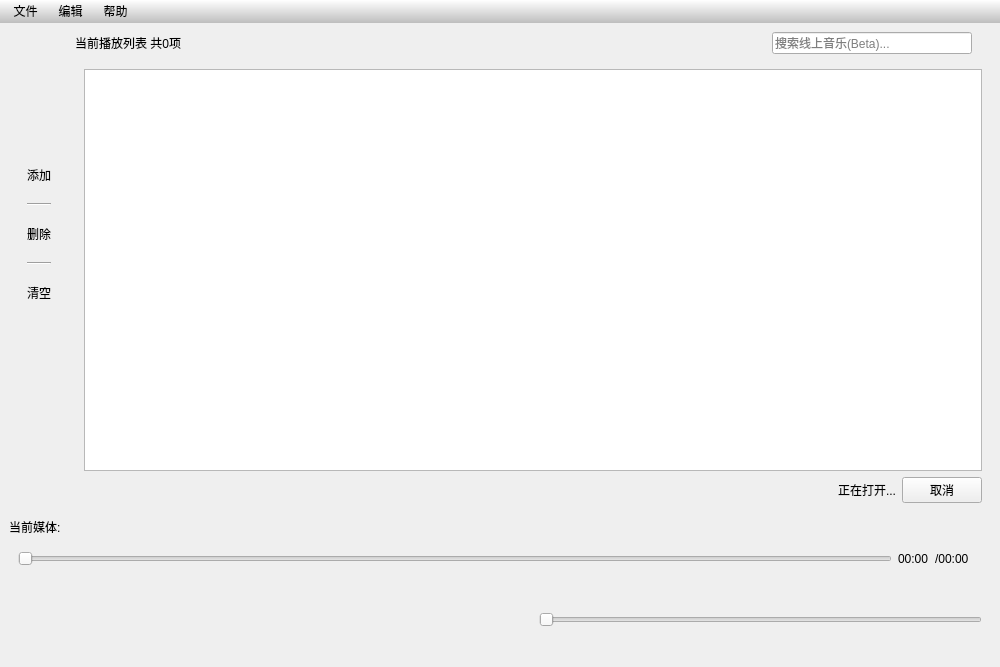
Qt form src/playerwindow.ui (Remaker01/TinyPlayer) before a commit.
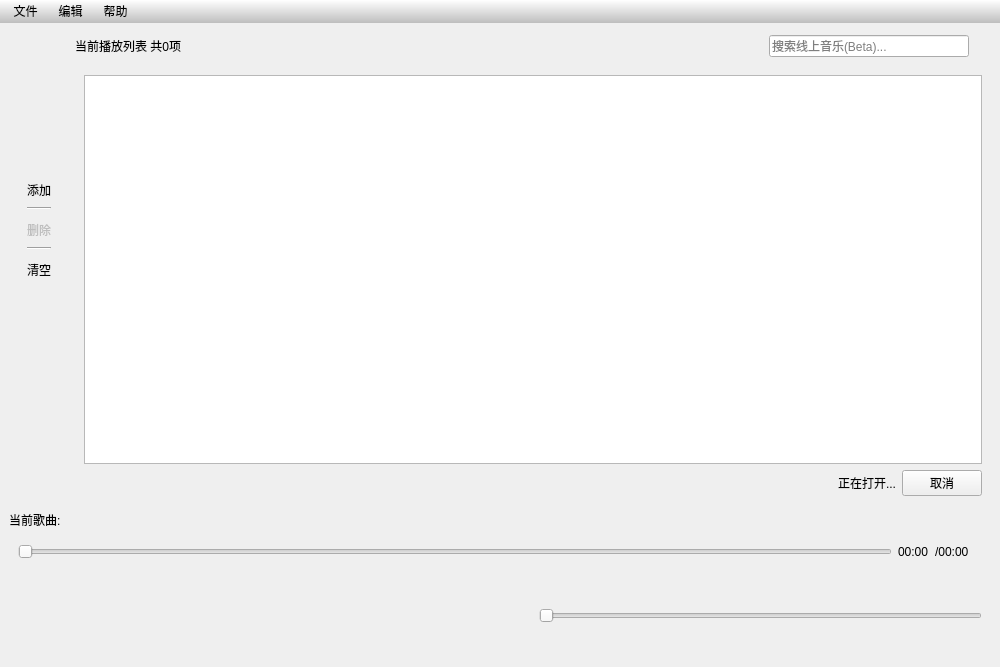
The same form after that commit. Icons and pictures are not drawn. Custom widgets are drawn as their Qt base class.

Commit message: 支持改变播放列表次序，支持从外部打开文件，添加搜索动图

Patch:
```diff
--- a/src/playerwindow.ui
+++ b/src/playerwindow.ui
@@ -39,164 +39,10 @@
     </sizepolicy>
    </property>
    <layout class="QGridLayout" name="gridLayout_2">
-    <item row="8" column="1">
-     <widget class="QLabel" name="mediaLabel">
-      <property name="sizePolicy">
-       <sizepolicy hsizetype="Preferred" vsizetype="Fixed">
-        <horstretch>0</horstretch>
-        <verstretch>0</verstretch>
-       </sizepolicy>
-      </property>
-      <property name="frameShadow">
-       <enum>QFrame::Plain</enum>
-      </property>
-      <property name="lineWidth">
-       <number>0</number>
-      </property>
-     </widget>
-    </item>
-    <item row="10" column="0" colspan="5">
-     <widget class="QWidget" name="middleWidget" native="true">
-      <layout class="QHBoxLayout" name="horizontalLayout_2">
-       <item>
-        <widget class="PlayerSlider" name="progressSlider">
-         <property name="sizePolicy">
-          <sizepolicy hsizetype="Expanding" vsizetype="Preferred">
-           <horstretch>0</horstretch>
-           <verstretch>0</verstretch>
-          </sizepolicy>
-         </property>
-         <property name="maximum">
-          <number>0</number>
-         </property>
-         <property name="orientation">
-          <enum>Qt::Horizontal</enum>
-         </property>
-        </widget>
-       </item>
-       <item>
-        <widget class="QLabel" name="currentLabel">
-         <property name="text">
-          <string>00:00</string>
-         </property>
-        </widget>
-       </item>
-       <item>
-        <widget class="QLabel" name="timeLable">
-         <property name="text">
-          <string>/00:00</string>
-         </property>
-        </widget>
-       </item>
-      </layout>
-     </widget>
-    </item>
-    <item row="0" column="1">
-     <widget class="QLabel" name="curlistLabel">
-      <property name="sizePolicy">
-       <sizepolicy hsizetype="Preferred" vsizetype="Maximum">
-        <horstretch>0</horstretch>
-        <verstretch>0</verstretch>
-       </sizepolicy>
-      </property>
-      <property name="text">
-       <string>当前播放列表 共0项</string>
-      </property>
-     </widget>
-    </item>
-    <item row="0" column="3">
-     <widget class="QLineEdit" name="serachOnlineEdit">
-      <property name="sizePolicy">
-       <sizepolicy hsizetype="Fixed" vsizetype="Fixed">
-        <horstretch>0</horstretch>
-        <verstretch>0</verstretch>
-       </sizepolicy>
-      </property>
-      <property name="minimumSize">
-       <size>
-        <width>200</width>
-        <height>0</height>
-       </size>
-      </property>
-      <property name="focusPolicy">
-       <enum>Qt::ClickFocus</enum>
-      </property>
-      <property name="maxLength">
-       <number>256</number>
-      </property>
-      <property name="placeholderText">
-       <string>搜索线上音乐(Beta)...</string>
-      </property>
-     </widget>
-    </item>
-    <item row="1" column="1" rowspan="5" colspan="5">
-     <widget class="QWidget" name="rightWidget" native="true">
-      <property name="sizePolicy">
-       <sizepolicy hsizetype="Preferred" vsizetype="Preferred">
-        <horstretch>0</horstretch>
-        <verstretch>0</verstretch>
-       </sizepolicy>
-      </property>
-      <layout class="QGridLayout" name="gridLayout">
-       <item row="2" column="2">
-        <widget class="QLabel" name="waitingLabel">
-         <property name="text">
-          <string>正在打开...</string>
-         </property>
-         <property name="alignment">
-          <set>Qt::AlignRight|Qt::AlignTrailing|Qt::AlignVCenter</set>
-         </property>
-        </widget>
-       </item>
-       <item row="2" column="3">
-        <widget class="QPushButton" name="cancelButton">
-         <property name="sizePolicy">
-          <sizepolicy hsizetype="Fixed" vsizetype="Maximum">
-           <horstretch>0</horstretch>
-           <verstretch>0</verstretch>
-          </sizepolicy>
-         </property>
-         <property name="focusPolicy">
-          <enum>Qt::NoFocus</enum>
-         </property>
-         <property name="text">
-          <string>取消</string>
-         </property>
-        </widget>
-       </item>
-       <item row="0" column="2" colspan="2">
-        <widget class="PlayListView" name="playView">
-         <property name="sizePolicy">
-          <sizepolicy hsizetype="Preferred" vsizetype="Expanding">
-           <horstretch>0</horstretch>
-           <verstretch>0</verstretch>
-          </sizepolicy>
-         </property>
-        </widget>
-       </item>
-      </layout>
-     </widget>
-    </item>
-    <item row="0" column="5">
-     <widget class="PlayerButton" name="serachLabel">
-      <property name="sizePolicy">
-       <sizepolicy hsizetype="Maximum" vsizetype="Fixed">
-        <horstretch>0</horstretch>
-        <verstretch>0</verstretch>
-       </sizepolicy>
-      </property>
-      <property name="text">
-       <string/>
-      </property>
-      <property name="pixmap">
-       <pixmap resource="../resource.qrc">:/Icons/images/serach.png</pixmap>
-      </property>
-     </widget>
-    </item>
     <item row="2" column="0" rowspan="2">
      <widget class="QWidget" name="leftWidget" native="true">
       <property name="sizePolicy">
-       <sizepolicy hsizetype="Fixed" vsizetype="Minimum">
+       <sizepolicy hsizetype="Fixed" vsizetype="Fixed">
         <horstretch>0</horstretch>
         <verstretch>0</verstretch>
        </sizepolicy>
@@ -230,8 +76,8 @@
           <enum>QFrame::Raised</enum>
          </property>
          <layout class="QVBoxLayout" name="verticalLayout_2">
-          <property name="spacing">
-           <number>14</number>
+          <property name="sizeConstraint">
+           <enum>QLayout::SetMinimumSize</enum>
           </property>
           <item>
            <widget class="QPushButton" name="addButton">
@@ -250,8 +96,7 @@
 background-repeat:no-repeat;
 border:0px;
 background-position:center center;
-padding-bottom:5px;
-padding-top:5px;
+padding-bottom:2px;
 }
 QPushButton:hover{
 background-color: rgba(255, 255, 255,127);
@@ -288,6 +133,9 @@
           </item>
           <item>
            <widget class="QPushButton" name="delButton">
+            <property name="enabled">
+             <bool>false</bool>
+            </property>
             <property name="sizePolicy">
              <sizepolicy hsizetype="Preferred" vsizetype="Fixed">
               <horstretch>0</horstretch>
@@ -303,7 +151,7 @@
 background-repeat:no-repeat;
 border:0px;
 background-position:center center;
-padding-bottom:5px;
+padding-bottom:2px;
 }
 QPushButton:hover{
 background-color: rgba(255, 255, 255,127);
@@ -395,7 +243,7 @@
       </layout>
      </widget>
     </item>
-    <item row="11" column="0" colspan="6">
+    <item row="11" column="0" colspan="8">
      <widget class="QWidget" name="buttomWidget2" native="true">
       <property name="sizePolicy">
        <sizepolicy hsizetype="Preferred" vsizetype="Preferred">
@@ -504,7 +352,127 @@
       </layout>
      </widget>
     </item>
-    <item row="10" column="5">
+    <item row="0" column="1">
+     <widget class="QLabel" name="curlistLabel">
+      <property name="text">
+       <string>当前播放列表 共0项</string>
+      </property>
+     </widget>
+    </item>
+    <item row="8" column="1">
+     <widget class="QLabel" name="mediaLabel">
+      <property name="sizePolicy">
+       <sizepolicy hsizetype="Preferred" vsizetype="Fixed">
+        <horstretch>0</horstretch>
+        <verstretch>0</verstretch>
+       </sizepolicy>
+      </property>
+      <property name="frameShadow">
+       <enum>QFrame::Plain</enum>
+      </property>
+      <property name="lineWidth">
+       <number>0</number>
+      </property>
+     </widget>
+    </item>
+    <item row="1" column="1" rowspan="5" colspan="7">
+     <widget class="QWidget" name="rightWidget" native="true">
+      <property name="sizePolicy">
+       <sizepolicy hsizetype="Preferred" vsizetype="Preferred">
+        <horstretch>0</horstretch>
+        <verstretch>0</verstretch>
+       </sizepolicy>
+      </property>
+      <layout class="QGridLayout" name="gridLayout">
+       <item row="0" column="2" colspan="2">
+        <widget class="PlayListView" name="playView">
+         <property name="sizePolicy">
+          <sizepolicy hsizetype="Preferred" vsizetype="Expanding">
+           <horstretch>0</horstretch>
+           <verstretch>0</verstretch>
+          </sizepolicy>
+         </property>
+        </widget>
+       </item>
+       <item row="2" column="3">
+        <widget class="QPushButton" name="cancelButton">
+         <property name="sizePolicy">
+          <sizepolicy hsizetype="Fixed" vsizetype="Maximum">
+           <horstretch>0</horstretch>
+           <verstretch>0</verstretch>
+          </sizepolicy>
+         </property>
+         <property name="focusPolicy">
+          <enum>Qt::NoFocus</enum>
+         </property>
+         <property name="text">
+          <string>取消</string>
+         </property>
+        </widget>
+       </item>
+       <item row="2" column="2">
+        <widget class="QLabel" name="waitingLabel">
+         <property name="text">
+          <string>正在打开...</string>
+         </property>
+         <property name="alignment">
+          <set>Qt::AlignRight|Qt::AlignTrailing|Qt::AlignVCenter</set>
+         </property>
+        </widget>
+       </item>
+      </layout>
+     </widget>
+    </item>
+    <item row="8" column="0">
+     <widget class="QLabel" name="mediaLabel0">
+      <property name="sizePolicy">
+       <sizepolicy hsizetype="Preferred" vsizetype="Fixed">
+        <horstretch>0</horstretch>
+        <verstretch>0</verstretch>
+       </sizepolicy>
+      </property>
+      <property name="text">
+       <string>当前歌曲:</string>
+      </property>
+     </widget>
+    </item>
+    <item row="9" column="0" colspan="7">
+     <widget class="QWidget" name="middleWidget" native="true">
+      <layout class="QHBoxLayout" name="horizontalLayout_2">
+       <item>
+        <widget class="PlayerSlider" name="progressSlider">
+         <property name="sizePolicy">
+          <sizepolicy hsizetype="Expanding" vsizetype="Preferred">
+           <horstretch>0</horstretch>
+           <verstretch>0</verstretch>
+          </sizepolicy>
+         </property>
+         <property name="maximum">
+          <number>0</number>
+         </property>
+         <property name="orientation">
+          <enum>Qt::Horizontal</enum>
+         </property>
+        </widget>
+       </item>
+       <item>
+        <widget class="QLabel" name="currentLabel">
+         <property name="text">
+          <string>00:00</string>
+         </property>
+        </widget>
+       </item>
+       <item>
+        <widget class="QLabel" name="timeLable">
+         <property name="text">
+          <string>/00:00</string>
+         </property>
+        </widget>
+       </item>
+      </layout>
+     </widget>
+    </item>
+    <item row="9" column="7">
      <widget class="PlayerButton" name="modeButton">
       <property name="sizePolicy">
        <sizepolicy hsizetype="Fixed" vsizetype="Fixed">
@@ -520,32 +488,91 @@
       </property>
      </widget>
     </item>
-    <item row="8" column="0">
-     <widget class="QLabel" name="mediaLabel0">
+    <item row="0" column="6" colspan="2">
+     <widget class="QWidget" name="topRightwidget" native="true">
       <property name="sizePolicy">
-       <sizepolicy hsizetype="Preferred" vsizetype="Fixed">
+       <sizepolicy hsizetype="Fixed" vsizetype="Fixed">
         <horstretch>0</horstretch>
         <verstretch>0</verstretch>
        </sizepolicy>
       </property>
-      <property name="text">
-       <string>当前媒体:</string>
-      </property>
+      <layout class="QHBoxLayout" name="horizontalLayout_3">
+       <property name="topMargin">
+        <number>3</number>
+       </property>
+       <property name="bottomMargin">
+        <number>3</number>
+       </property>
+       <item>
+        <widget class="PlayerButton" name="mupbutton">
+         <property name="toolTip">
+          <string>上移</string>
+         </property>
+         <property name="text">
+          <string/>
+         </property>
+         <property name="pixmap">
+          <pixmap resource="../resource.qrc">:/Icons/images/moveup.png</pixmap>
+         </property>
+        </widget>
+       </item>
+       <item>
+        <widget class="PlayerButton" name="mdownButton">
+         <property name="toolTip">
+          <string>下移</string>
+         </property>
+         <property name="text">
+          <string/>
+         </property>
+         <property name="pixmap">
+          <pixmap resource="../resource.qrc">:/Icons/images/movedown.png</pixmap>
+         </property>
+        </widget>
+       </item>
+       <item>
+        <widget class="QLineEdit" name="serachOnlineEdit">
+         <property name="sizePolicy">
+          <sizepolicy hsizetype="Fixed" vsizetype="Fixed">
+           <horstretch>0</horstretch>
+           <verstretch>0</verstretch>
+          </sizepolicy>
+         </property>
+         <property name="minimumSize">
+          <size>
+           <width>200</width>
+           <height>0</height>
+          </size>
+         </property>
+         <property name="focusPolicy">
+          <enum>Qt::ClickFocus</enum>
+         </property>
+         <property name="maxLength">
+          <number>256</number>
+         </property>
+         <property name="placeholderText">
+          <string>搜索线上音乐(Beta)...</string>
+         </property>
+        </widget>
+       </item>
+       <item>
+        <widget class="PlayerButton" name="searchLabel">
+         <property name="sizePolicy">
+          <sizepolicy hsizetype="Maximum" vsizetype="Fixed">
+           <horstretch>0</horstretch>
+           <verstretch>0</verstretch>
+          </sizepolicy>
+         </property>
+         <property name="text">
+          <string/>
+         </property>
+         <property name="pixmap">
+          <pixmap resource="../resource.qrc">:/Icons/images/serach.png</pixmap>
+         </property>
+        </widget>
+       </item>
+      </layout>
      </widget>
     </item>
-    <item row="0" column="2">
-     <spacer name="horizontalSpacer_2">
-      <property name="orientation">
-       <enum>Qt::Horizontal</enum>
-      </property>
-      <property name="sizeHint" stdset="0">
-       <size>
-        <width>40</width>
-        <height>20</height>
-       </size>
-      </property>
-     </spacer>
-    </item>
    </layout>
   </widget>
   <widget class="QMenuBar" name="menubar">
```
The commit also changes 20 other files.
